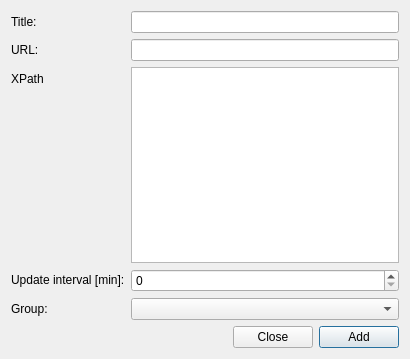
First picture: the form in data/gui/dialog_edit_web.ui, repository KarolBedkowski/mna, before the edit.
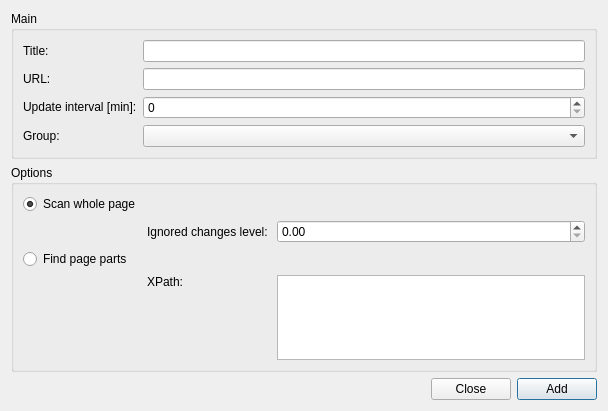
Second picture: the form after the edit.

```diff
--- a/data/gui/dialog_edit_web.ui
+++ b/data/gui/dialog_edit_web.ui
@@ -6,14 +6,14 @@
    <rect>
     <x>0</x>
     <y>0</y>
-    <width>410</width>
-    <height>359</height>
+    <width>608</width>
+    <height>411</height>
    </rect>
   </property>
   <property name="sizePolicy">
-   <sizepolicy hsizetype="Preferred" vsizetype="Minimum">
+   <sizepolicy hsizetype="Expanding" vsizetype="Expanding">
     <horstretch>1</horstretch>
-    <verstretch>0</verstretch>
+    <verstretch>1</verstretch>
    </sizepolicy>
   </property>
   <property name="windowTitle">
@@ -24,9 +24,35 @@
   </property>
   <layout class="QVBoxLayout" name="verticalLayout_2">
    <item>
-    <layout class="QFormLayout" name="formLayout">
+    <widget class="QGroupBox" name="groupBox_2">
+     <property name="sizePolicy">
+      <sizepolicy hsizetype="Preferred" vsizetype="Preferred">
+       <horstretch>1</horstretch>
+       <verstretch>0</verstretch>
+      </sizepolicy>
+     </property>
+     <property name="title">
+      <string>Main</string>
+     </property>
+     <property name="checkable">
+      <bool>false</bool>
+     </property>
+     <property name="checked">
+      <bool>false</bool>
+     </property>
+     <layout class="QHBoxLayout" name="horizontalLayout_5">
+      <item>
+       <layout class="QHBoxLayout" name="horizontalLayout_2">
+        <item>
+         <layout class="QFormLayout" name="formLayout_2">
+          <property name="sizeConstraint">
+           <enum>QLayout::SetMinAndMaxSize</enum>
+          </property>
+          <property name="fieldGrowthPolicy">
+           <enum>QFormLayout::AllNonFixedFieldsGrow</enum>
+          </property>
      <item row="0" column="0">
-      <widget class="QLabel" name="label">
+           <widget class="QLabel" name="label_7">
        <property name="text">
         <string>Title:</string>
        </property>
@@ -36,7 +62,7 @@
       <widget class="QLineEdit" name="e_title"/>
      </item>
      <item row="1" column="0">
-      <widget class="QLabel" name="label_2">
+           <widget class="QLabel" name="label_8">
        <property name="text">
         <string>URL:</string>
        </property>
@@ -45,34 +71,14 @@
      <item row="1" column="1">
       <widget class="QLineEdit" name="e_url"/>
      </item>
-     <item row="4" column="1">
-      <widget class="QComboBox" name="c_group"/>
-     </item>
-     <item row="4" column="0">
-      <widget class="QLabel" name="label_3">
-       <property name="text">
-        <string>Group:</string>
-       </property>
-      </widget>
-     </item>
      <item row="2" column="0">
-      <widget class="QLabel" name="label_4">
-       <property name="text">
-        <string>XPath</string>
-       </property>
-      </widget>
-     </item>
-     <item row="2" column="1">
-      <widget class="QPlainTextEdit" name="e_xpath"/>
-     </item>
-     <item row="3" column="0">
-      <widget class="QLabel" name="label_5">
+           <widget class="QLabel" name="label_9">
        <property name="text">
         <string>&lt;html&gt;&lt;head/&gt;&lt;body&gt;&lt;p&gt;Update  interval [min]:&lt;/p&gt;&lt;/body&gt;&lt;/html&gt;</string>
        </property>
       </widget>
      </item>
-     <item row="3" column="1">
+          <item row="2" column="1">
       <widget class="QSpinBox" name="e_interval">
        <property name="maximum">
         <number>50000</number>
@@ -82,13 +88,147 @@
        </property>
       </widget>
      </item>
-    </layout>
-   </item>
+          <item row="3" column="0">
+           <widget class="QLabel" name="label_10">
+            <property name="text">
+             <string>Group:</string>
+            </property>
+           </widget>
+          </item>
+          <item row="3" column="1">
+           <widget class="QComboBox" name="c_group"/>
+          </item>
+         </layout>
+        </item>
+       </layout>
+      </item>
+     </layout>
+    </widget>
+   </item>
    <item>
-    <layout class="QHBoxLayout" name="horizontalLayout" stretch="1,0,0">
+    <widget class="QGroupBox" name="groupBox">
+     <property name="sizePolicy">
+      <sizepolicy hsizetype="Expanding" vsizetype="Expanding">
+       <horstretch>1</horstretch>
+       <verstretch>1</verstretch>
+      </sizepolicy>
+     </property>
+     <property name="title">
+      <string>Options</string>
+     </property>
+     <layout class="QHBoxLayout" name="horizontalLayout_4">
+      <item>
+       <layout class="QHBoxLayout" name="horizontalLayout_3">
+        <item>
+         <layout class="QGridLayout" name="gridLayout_2" columnstretch="0,0,1">
      <property name="sizeConstraint">
       <enum>QLayout::SetMinimumSize</enum>
      </property>
+          <item row="2" column="0">
+           <widget class="QRadioButton" name="rb_scan_parts">
+            <property name="text">
+             <string>Find page parts</string>
+            </property>
+           </widget>
+          </item>
+          <item row="0" column="1">
+           <spacer name="horizontalSpacer_2">
+            <property name="orientation">
+             <enum>Qt::Horizontal</enum>
+            </property>
+            <property name="sizeHint" stdset="0">
+             <size>
+              <width>40</width>
+              <height>20</height>
+             </size>
+            </property>
+           </spacer>
+          </item>
+          <item row="1" column="0">
+           <spacer name="horizontalSpacer_4">
+            <property name="orientation">
+             <enum>Qt::Horizontal</enum>
+            </property>
+            <property name="sizeHint" stdset="0">
+             <size>
+              <width>40</width>
+              <height>20</height>
+             </size>
+            </property>
+           </spacer>
+          </item>
+          <item row="0" column="0">
+           <widget class="QRadioButton" name="rb_scan_page">
+            <property name="text">
+             <string>Scan whole page</string>
+            </property>
+            <property name="checked">
+             <bool>true</bool>
+            </property>
+           </widget>
+          </item>
+          <item row="0" column="2">
+           <spacer name="horizontalSpacer_3">
+            <property name="orientation">
+             <enum>Qt::Horizontal</enum>
+            </property>
+            <property name="sizeHint" stdset="0">
+             <size>
+              <width>40</width>
+              <height>20</height>
+             </size>
+            </property>
+           </spacer>
+          </item>
+          <item row="1" column="1">
+           <widget class="QLabel" name="label_6">
+            <property name="text">
+             <string>Ignored changes level: </string>
+            </property>
+           </widget>
+          </item>
+          <item row="3" column="0">
+           <spacer name="horizontalSpacer_5">
+            <property name="orientation">
+             <enum>Qt::Horizontal</enum>
+            </property>
+            <property name="sizeHint" stdset="0">
+             <size>
+              <width>40</width>
+              <height>20</height>
+             </size>
+            </property>
+           </spacer>
+          </item>
+          <item row="3" column="1">
+           <widget class="QLabel" name="label_4">
+            <property name="text">
+             <string>XPath:</string>
+            </property>
+            <property name="alignment">
+             <set>Qt::AlignLeading|Qt::AlignLeft|Qt::AlignTop</set>
+            </property>
+           </widget>
+          </item>
+          <item row="3" column="2">
+           <widget class="QPlainTextEdit" name="e_xpath"/>
+          </item>
+          <item row="1" column="2">
+           <widget class="QDoubleSpinBox" name="sb_similarity_ratio">
+            <property name="maximum">
+             <double>100.000000000000000</double>
+            </property>
+           </widget>
+          </item>
+         </layout>
+        </item>
+       </layout>
+      </item>
+     </layout>
+    </widget>
+   </item>
+   <item>
+    <layout class="QHBoxLayout" name="horizontalLayout">
      <item>
       <spacer name="horizontalSpacer">
        <property name="orientation">
```
Left out of the diff: 37 changed lines with no effect on the pictures. Lines whose indentation alone changed are shown as unchanged.
